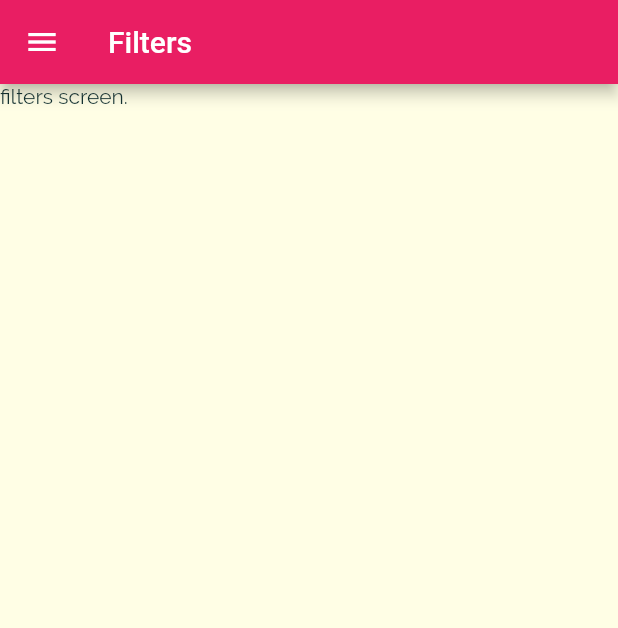
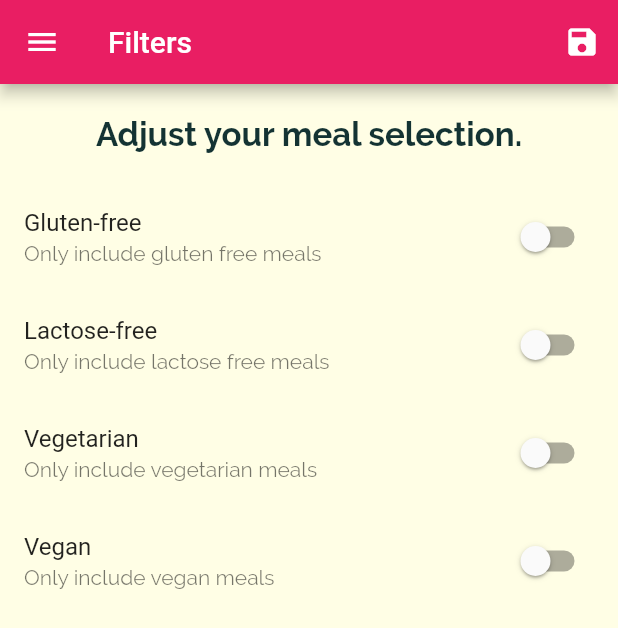
Before and after one commit to RohitDwivedi97/recipe-app, a Flutter app: the FiltersScreen screen opened by its route, on a phone screen of 412 x 824 dp. Shown: the top 628 px of the screen. Run offline on Flutter 3.47's test engine with Material 2 defaults, Android fonts, the phone set to English and light mode, and no system bars.

```diff
--- a/lib/main.dart
+++ b/lib/main.dart
@@ -1,13 +1,68 @@
 import 'package:flutter/material.dart';
 import 'package:recipe_app/screens/meal_detail_screen.dart';
-import 'screens/categories_screen.dart';
 import 'screens/category_meals_screen.dart';
 import 'screens/tabs_screen.dart';
 import 'screens/filters_screen.dart';
+import './dummy_data.dart';
+import './models/meal.dart';
 
 void main() => runApp(MyApp());
 
-class MyApp extends StatelessWidget {
+class MyApp extends StatefulWidget {
+  @override
+  State<MyApp> createState() => _MyAppState();
+}
+
+class _MyAppState extends State<MyApp> {
+  Map<String, bool> filters = {
+    'gluten': false,
+    'lactose': false,
+    'vegan': false,
+    'vegetarian': false,
+  };
+
+  List<Meal> selectedMeals = DUMMY_MEALS;
+  List<Meal> favouritedMeals = [];
+
+  void _setFilters(Map<String, bool> filterData) {
+    setState(() {
+      filters = filterData;
+
+      selectedMeals = DUMMY_MEALS.where((meal) {
+        if (filters['gluten'] == true && !meal.isGlutenFree) {
+          return false;
+        }
+        if (filters['lactose'] == true && !meal.isLactoseFree) {
+          return false;
+        }
+        if (filters['vegan'] == true && !meal.isVegan) {
+          return false;
+        }
+        if (filters['vegetarian'] == true && !meal.isVegetarian) {
+          return false;
+        }
+        return true;
+      }).toList();
+    });
+  }
+
+  void _toggleFavourite(String mealId) {
+    setState(() {
+      var existingIndex =
+          favouritedMeals.indexWhere((meal) => meal.id == mealId);
+      if (existingIndex >= 0) {
+        favouritedMeals.remove(favouritedMeals[existingIndex]);
+      } else {
+        favouritedMeals
+            .add(DUMMY_MEALS.firstWhere((meal) => meal.id == mealId));
+      }
+    });
+  }
+
+  bool _isFavourite(String id) {
+    return favouritedMeals.any((meal) => meal.id == id);
+  }
+
   @override
   Widget build(BuildContext context) {
     return MaterialApp(
@@ -25,18 +80,19 @@ class MyApp extends StatelessWidget {
                   color: Color.fromRGBO(20, 51, 51, 1),
                 ),
                 headline1: const TextStyle(
-                  fontSize: 24,
-                  fontFamily: 'RobotoCondensed',
-                  fontWeight: FontWeight.bold
-                ),
+                    fontSize: 24,
+                    fontFamily: 'RobotoCondensed',
+                    fontWeight: FontWeight.bold),
               )),
-          //home: CategoriesScreen(),
-          initialRoute: '/',
+      //home: CategoriesScreen(),
+      initialRoute: '/',
       routes: {
-        '/': (ctx) => TabsScreen(),
-        CategoryMealsScreen.routeName:(context) => CategoryMealsScreen(),
-        MealDetailScreen.routeName: (context) => MealDetailScreen(),
-        FiltersScreen.routeName: (context) => FiltersScreen()
+        '/': (ctx) => TabsScreen(favouritedMeals),
+        CategoryMealsScreen.routeName: (context) =>
+            CategoryMealsScreen(selectedMeals),
+        MealDetailScreen.routeName: (context) => MealDetailScreen(_toggleFavourite, _isFavourite),
+        FiltersScreen.routeName: (context) =>
+            FiltersScreen(_setFilters, filters),
       },
     );
   }
--- a/lib/screens/favourites_screen.dart
+++ b/lib/screens/favourites_screen.dart
@@ -1,14 +1,32 @@
-import 'package:flutter/src/foundation/key.dart';
-import 'package:flutter/src/widgets/framework.dart';
 import 'package:flutter/widgets.dart';
+import '../models/meal.dart';
+import '../widgets/meal_item.dart';
 
 class FavouritesScreen extends StatelessWidget {
-  const FavouritesScreen({Key? key}) : super(key: key);
+  final List<Meal> favouritedMeals;
+
+  FavouritesScreen(this.favouritedMeals);
 
   @override
   Widget build(BuildContext context) {
+    if(favouritedMeals.isEmpty) {
       return Center(
-        child: Text('Favourites Screen'),
+        child: Text("You don't have favourites yet."),
       );
+    }
+    return ListView.builder(
+            itemBuilder: (ctx, i) {
+              final meal = favouritedMeals[i];
+              return MealItem(
+                id: meal.id,
+                title: meal.title,
+                imageUrl: meal.imageUrl,
+                duration: meal.duration,
+                complexity: meal.complexity,
+                affordability: meal.affordability,
+              );
+            },
+            itemCount: favouritedMeals.length);
+
   }
 }
--- a/lib/screens/filters_screen.dart
+++ b/lib/screens/filters_screen.dart
@@ -1,16 +1,107 @@
 import 'package:flutter/material.dart';
 import '../widgets/main_drawer.dart';
 
-class FiltersScreen extends StatelessWidget {
+class FiltersScreen extends StatefulWidget {
   static const routeName = '/filters-screen';
+
+  final Function saveFilters;
+   Map<String,bool> filters;
+  FiltersScreen(this.saveFilters, this.filters);
+
+  @override
+  State<FiltersScreen> createState() => _FiltersScreenState();
+}
+
+class _FiltersScreenState extends State<FiltersScreen> {
+  bool? _glutenFree = false;
+  bool? _lactoseFree = false;
+  bool? _isVegan = false;
+  bool? _isVegetarian = false;
+
+  @override
+  void initState() {
+    // TODO: implement initState
+    super.initState();
+    setState(() {
+      _glutenFree = widget.filters['gluten'] ;
+      _lactoseFree = widget.filters['lactose'] ;
+      _isVegan = widget.filters['vegan'];
+      _isVegetarian = widget.filters['vegetarian'];
+    });
+  }
+
+  Widget buildSwitchListTile(
+      String title, String description, bool? value, Function updateValue) {
+    return SwitchListTile(
+      title: Text(title),
+      subtitle: Text(description),
+      value: value as bool,
+      onChanged: (changedValue) => updateValue(changedValue),
+    );
+  }
 
   @override
   Widget build(BuildContext context) {
     return Scaffold(
-        appBar: AppBar(
-          title: const Text('Filters'),
-        ),
-        drawer: MainDrawer(),
-        body: const Text('filters screen.'));
+      appBar: AppBar(
+        title: const Text('Filters'),
+        actions: <Widget> [
+          IconButton(icon: const Icon(Icons.save),onPressed: () {
+            var filterData = {
+              'gluten': _glutenFree as bool,
+              'lactose': _lactoseFree as bool,
+              'vegan': _isVegan as bool,
+              'vegetarian': _isVegetarian as bool
+            };
+            widget.saveFilters(filterData);
+          },),
+        ]
+      ),
+      drawer: MainDrawer(),
+      body: Column(
+        children: [
+          Container(
+            margin: EdgeInsets.all(20),
+            child: const Center(
+              child: Text(
+                'Adjust your meal selection.',
+                style: TextStyle(
+                  fontWeight: FontWeight.bold,
+                  fontSize: 22,
+                ),
+              ),
+            ),
+          ),
+          buildSwitchListTile(
+              'Gluten-free', 'Only include gluten free meals', _glutenFree as bool,
+              (value) {
+            setState(() {
+              _glutenFree = value;
+            });
+          }),
+          buildSwitchListTile(
+              'Lactose-free', 'Only include lactose free meals', _lactoseFree as bool,
+              (value) {
+            setState(() {
+              _lactoseFree = value;
+            });
+          }),
+          buildSwitchListTile(
+              'Vegetarian', 'Only include vegetarian meals', _isVegetarian as bool,
+              (value) {
+            setState(() {
+              _isVegetarian = value;
+            });
+          }),
+          buildSwitchListTile(
+              'Vegan', 'Only include vegan meals', _isVegan as bool,
+              (value) {
+            setState(() {
+              _isVegan = value;
+            });
+          }),
+        ],
+      ),
+    );
   }
 }
--- a/lib/widgets/main_drawer.dart
+++ b/lib/widgets/main_drawer.dart
@@ -42,10 +42,10 @@ class MainDrawer extends StatelessWidget {
             height: 20,
           ),
           buildListTile('Meals', Icons.restaurant, () {
-            Navigator.of(context).pushNamed('/');
+            Navigator.of(context).pushReplacementNamed('/');
           }),
           buildListTile('Filters', Icons.settings, () {
-            Navigator.of(context).pushNamed(FiltersScreen.routeName);
+            Navigator.of(context).pushReplacementNamed(FiltersScreen.routeName);
           }),
         ],
       ),
```
Also changed, not shown: lib/screens/category_meals_screen.dart (+12 -4 lines), lib/screens/meal_detail_screen.dart (+10 -0 lines), lib/screens/tabs_screen.dart (+15 -6 lines).
